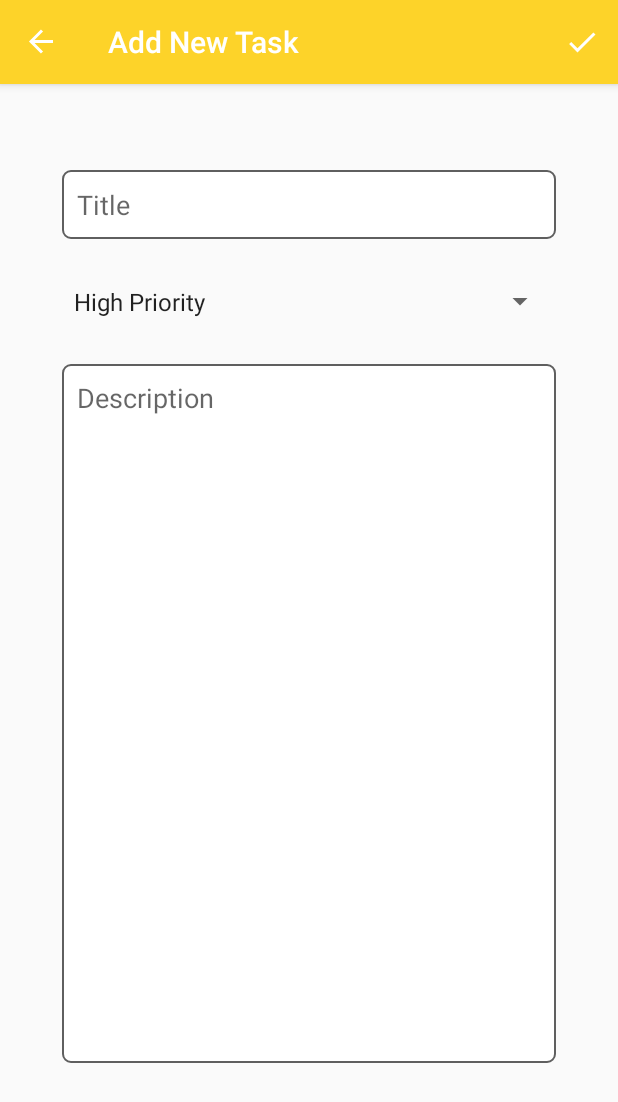
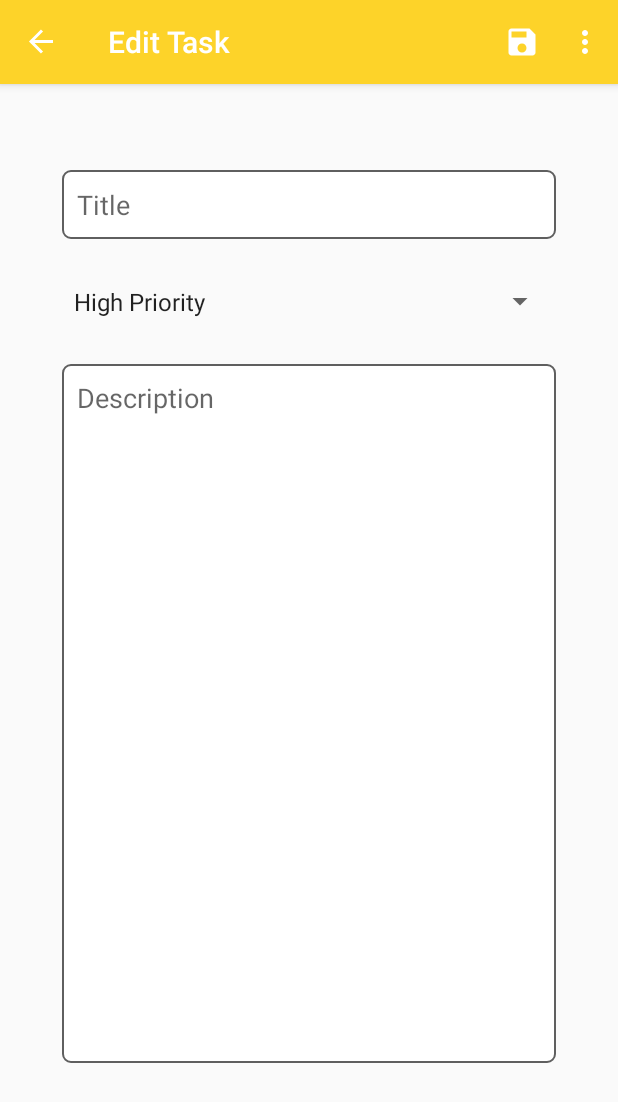
Before and after one commit to rizkitriandani/ToDoList, an Android app: the UpdateFragment screen opened through its navigation route, on a phone screen of 412 x 824 dp. Shown: the top 1102 px of the screen. Run offline under Robolectric (Android 15) with nearby library versions, the phone set to English and light mode, and no system bars; our stand-ins replace navigation-ui.

```diff
--- /dev/null
+++ b/app/src/main/java/com/belajar/todolist/data/Priority.kt
@@ -0,0 +1,5 @@
+package com.belajar.todolist.data
+
+enum class Priority {
+    HIGH, MEDIUM, LOW
+}
--- a/app/src/main/java/com/belajar/todolist/list/ListFragment.kt
+++ b/app/src/main/java/com/belajar/todolist/fragments/list/ListFragment.kt
@@ -1,4 +1,4 @@
-package com.belajar.todolist.list
+package com.belajar.todolist.fragments.list
 
 import android.os.Bundle
 import android.view.*
--- a/app/src/main/java/com/belajar/todolist/add/AddFragment.kt
+++ b/app/src/main/java/com/belajar/todolist/fragments/update/UpdateFragment.kt
@@ -1,4 +1,4 @@
-package com.belajar.todolist.add
+package com.belajar.todolist.fragments.update
 
 import android.os.Bundle
 import android.view.*
@@ -6,31 +6,30 @@ import androidx.fragment.app.Fragment
 import androidx.navigation.fragment.findNavController
 import com.belajar.todolist.R
 
-class AddFragment : Fragment() {
+class UpdateFragment : Fragment() {
+
 
     override fun onCreateView(
         inflater: LayoutInflater, container: ViewGroup?,
         savedInstanceState: Bundle?
     ): View? {
 
-
+        setHasOptionsMenu(true)
         // Inflate the layout for this fragment
-        setHasOptionsMenu(true)
-        return inflater.inflate(R.layout.fragment_add, container, false)
+        return inflater.inflate(R.layout.fragment_update, container, false)
     }
 
     override fun onCreateOptionsMenu(menu: Menu, inflater: MenuInflater) {
-        inflater.inflate(R.menu.add_fragment_menu, menu)
-
+        inflater.inflate(R.menu.update_fragment_menu, menu)
     }
 
     override fun onOptionsItemSelected(item: MenuItem): Boolean {
-        when(item.itemId) {
-            R.id.menu_add_task -> {
-                findNavController().navigate(R.id.action_addFragment_to_listFragment)
-            }
+       when(item.itemId){
+           R.id.menu_save_update ->{
+               findNavController().navigate(R.id.action_updateFragment_to_listFragment)
+           }
+       }
 
-        }
         return super.onOptionsItemSelected(item)
     }
 
--- a/app/src/main/res/layout/fragment_add.xml
+++ b/app/src/main/res/layout/fragment_add.xml
@@ -4,7 +4,7 @@
     xmlns:tools="http://schemas.android.com/tools"
     android:layout_width="match_parent"
     android:layout_height="match_parent"
-    tools:context=".add.AddFragment"
+    tools:context=".fragments.add.AddFragment"
     android:layout_margin="40dp"
     >
 
--- a/app/src/main/res/layout/fragment_list.xml
+++ b/app/src/main/res/layout/fragment_list.xml
@@ -6,7 +6,7 @@
     android:id="@+id/listLayout"
     android:layout_width="match_parent"
     android:layout_height="match_parent"
-    tools:context=".list.ListFragment">
+    tools:context=".fragments.list.ListFragment">
 
     <androidx.recyclerview.widget.RecyclerView
         android:id="@+id/rvTaskList"
--- a/app/src/main/res/layout/fragment_update.xml
+++ b/app/src/main/res/layout/fragment_update.xml
@@ -4,7 +4,7 @@
     android:layout_width="match_parent"
     android:layout_height="match_parent"
     xmlns:app="http://schemas.android.com/apk/res-auto"
-    tools:context=".update.UpdateFragment"
+    tools:context=".fragments.update.UpdateFragment"
     android:layout_margin="40dp"
     >
 
--- a/app/src/main/res/navigation/nav_graph.xml
+++ b/app/src/main/res/navigation/nav_graph.xml
@@ -6,7 +6,7 @@
     app:startDestination="@id/listFragment">
     <fragment
         android:id="@+id/listFragment"
-        android:name="com.belajar.todolist.list.ListFragment"
+        android:name="com.belajar.todolist.fragments.list.ListFragment"
         android:label="Tasks List"
         tools:layout="@layout/fragment_list" >
         <action
@@ -26,7 +26,7 @@
     </fragment>
     <fragment
         android:id="@+id/updateFragment"
-        android:name="com.belajar.todolist.update.UpdateFragment"
+        android:name="com.belajar.todolist.fragments.update.UpdateFragment"
         android:label="Edit Task"
         tools:layout="@layout/fragment_update" >
         <action
@@ -37,7 +37,7 @@
     </fragment>
     <fragment
         android:id="@+id/addFragment"
-        android:name="com.belajar.todolist.add.AddFragment"
+        android:name="com.belajar.todolist.fragments.add.AddFragment"
         android:label="Add New Task"
         tools:layout="@layout/fragment_add" >
         <action
```
Also changed, not shown: app/src/main/java/com/belajar/todolist/fragments/add/AddFragment.kt (renamed from app/src/main/java/com/belajar/todolist/update/UpdateFragment.kt, +12 -11 lines).
